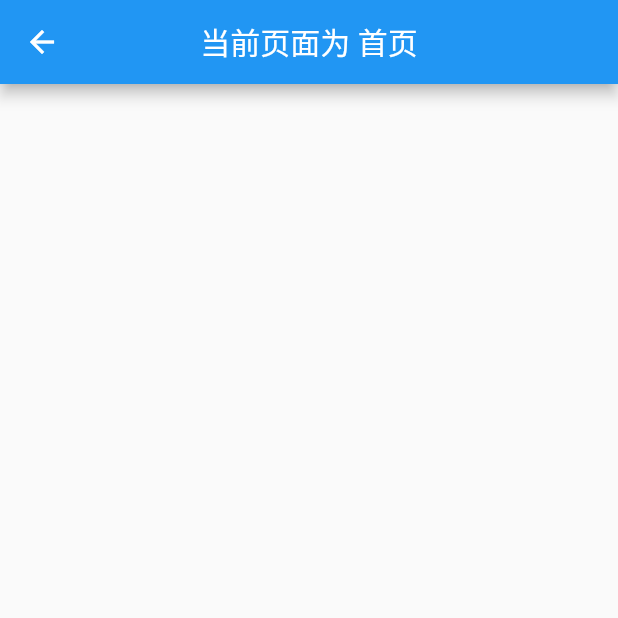
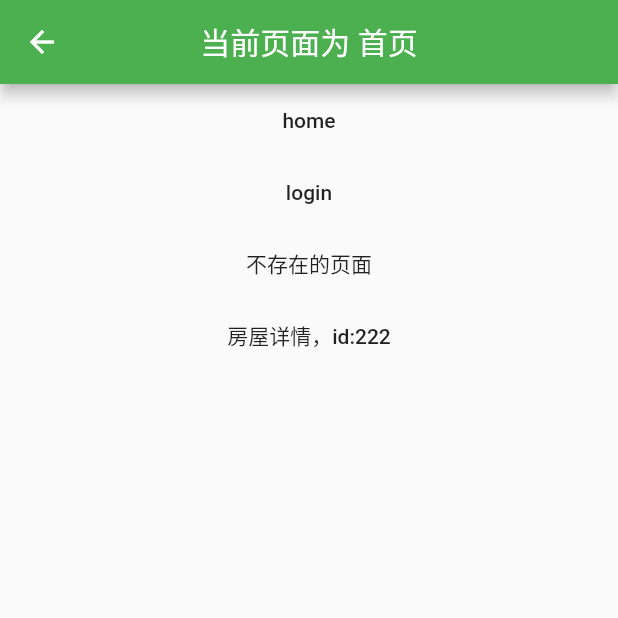
Before and after one commit to EsZhangHome/hook, a Flutter app: the PageContent screen opened directly, on a phone screen of 412 x 824 dp, the top half of it. Run offline on Flutter 3.47's test engine with Material 2 defaults, Android fonts, the phone set to English and light mode, and no system bars; our stand-ins replace fluro.

Commit message:
更新lib

```diff
--- /dev/null
+++ b/lib/Routes/routes.dart
@@ -0,0 +1,52 @@
+import 'package:fluro/fluro.dart';
+import 'package:flutter/material.dart';
+import 'package:hook/pages/home/index.dart';
+import 'package:hook/pages/home/login.dart';
+import 'package:hook/pages/home/register.dart';
+import 'package:hook/pages/not_found.dart';
+import 'package:hook/pages/room_detail/room_detail.dart';
+
+class Routes {
+  //定义路由名称
+  static String home = 'home';
+  static String login = 'login';
+  static String roomDetail = '/room/:roomId';
+  static String register = 'register';
+
+  //定义路由处理函数
+  static Handler _homeHandler = Handler(
+      handlerFunc: (BuildContext? context, Map<String, dynamic> params) {
+    return HomePage();
+  });
+
+  static Handler _loginHandler = Handler(
+      handlerFunc: (BuildContext? context, Map<String, dynamic> params) {
+    return LoginPage();
+  });
+
+  static Handler _notFoundHandler = Handler(
+      handlerFunc: (BuildContext? context, Map<String, dynamic> params) {
+    return NotFoundPage();
+  });
+
+  static Handler _roomDetailHandler = Handler(
+      handlerFunc: (BuildContext? context, Map<String, dynamic> params) {
+    return RoomDetailPage(
+      roomId: params['roomId'][0],
+    );
+  });
+
+  static Handler _registerHandler = Handler(
+      handlerFunc: (BuildContext? context, Map<String, dynamic> params) {
+    return RegisterPage();
+  });
+
+  //编写函数 configureRoutes
+  static void configureRoutes(FluroRouter router) {
+    router.define(home, handler: _homeHandler);
+    router.define(login, handler: _loginHandler);
+    router.notFoundHandler = _notFoundHandler;
+    router.define(roomDetail, handler: _roomDetailHandler);
+    router.define(register, handler: _registerHandler);
+  }
+}
--- a/lib/wights/page_conyent.dart
+++ b/lib/wights/page_conyent.dart
@@ -1,9 +1,9 @@
-
 import 'package:flutter/material.dart';
+import 'package:hook/Routes/routes.dart';
 
 class PageContent extends StatelessWidget {
-   String name ='';
-   PageContent({ Key? key , required this.name}) : super(key: key);
+  String name = '';
+  PageContent({Key? key, required this.name}) : super(key: key);
 
   @override
   Widget build(BuildContext context) {
@@ -11,7 +11,38 @@
       appBar: AppBar(
         centerTitle: true,
         title: Text('当前页面为 $name'),
-        brightness: Brightness.dark,
+      ),
+      body: ListView(
+        children: [
+          // ignore: deprecated_member_use
+          FlatButton(
+            child: Text(Routes.home),
+            onPressed: () {
+              Navigator.pushNamed(context, Routes.home);
+            },
+          ),
+          // ignore: deprecated_member_use
+          FlatButton(
+            child: Text(Routes.login),
+            onPressed: () {
+              Navigator.pushNamed(context, Routes.login);
+            },
+          ),
+          // ignore: deprecated_member_use
+          FlatButton(
+            child: Text('不存在的页面'),
+            onPressed: () {
+              Navigator.pushNamed(context, '/aaa');
+            },
+          ),
+          // ignore: deprecated_member_use
+          FlatButton(
+            child: Text('房屋详情，id:222'),
+            onPressed: () {
+              Navigator.pushNamed(context, '/room/222');
+            },
+          ),
+        ],
       ),
     );
   }
```
Also changed, not shown: lib/application.dart (+11 -5 lines), lib/main.dart (+15 -1 lines), lib/pages/home/login.dart (added, +96 -0 lines), lib/pages/home/register.dart (added, +88 -0 lines), lib/pages/not_found.dart (added, +18 -0 lines), lib/pages/room_detail/room_detail.dart (added, +19 -0 lines).
